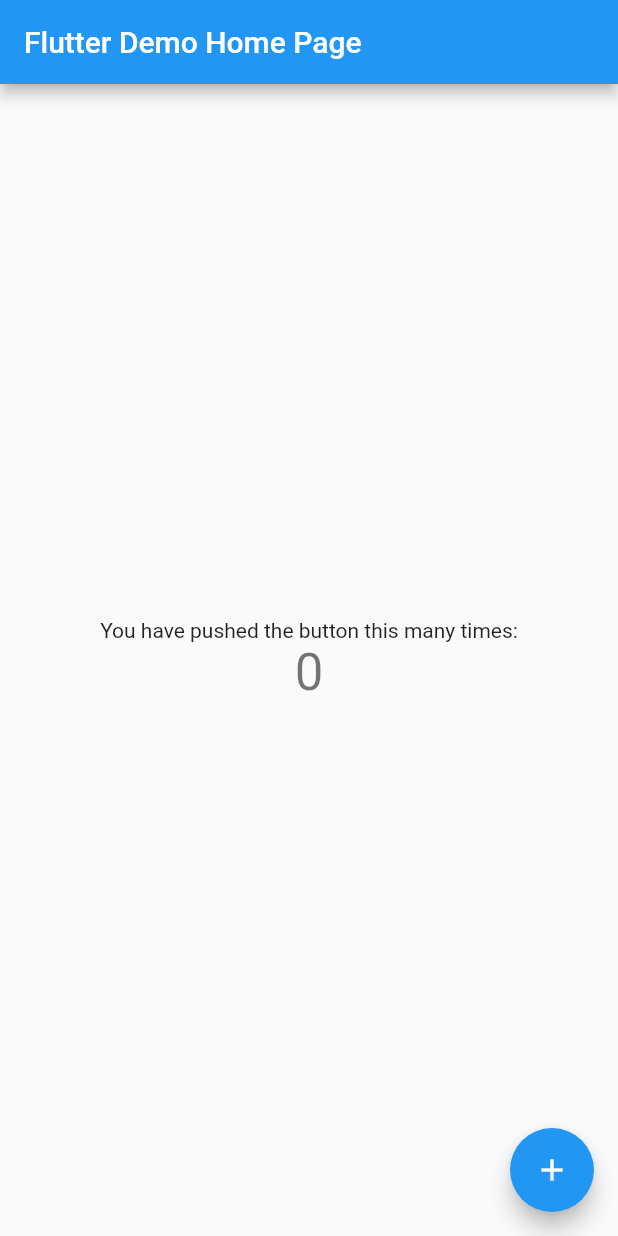
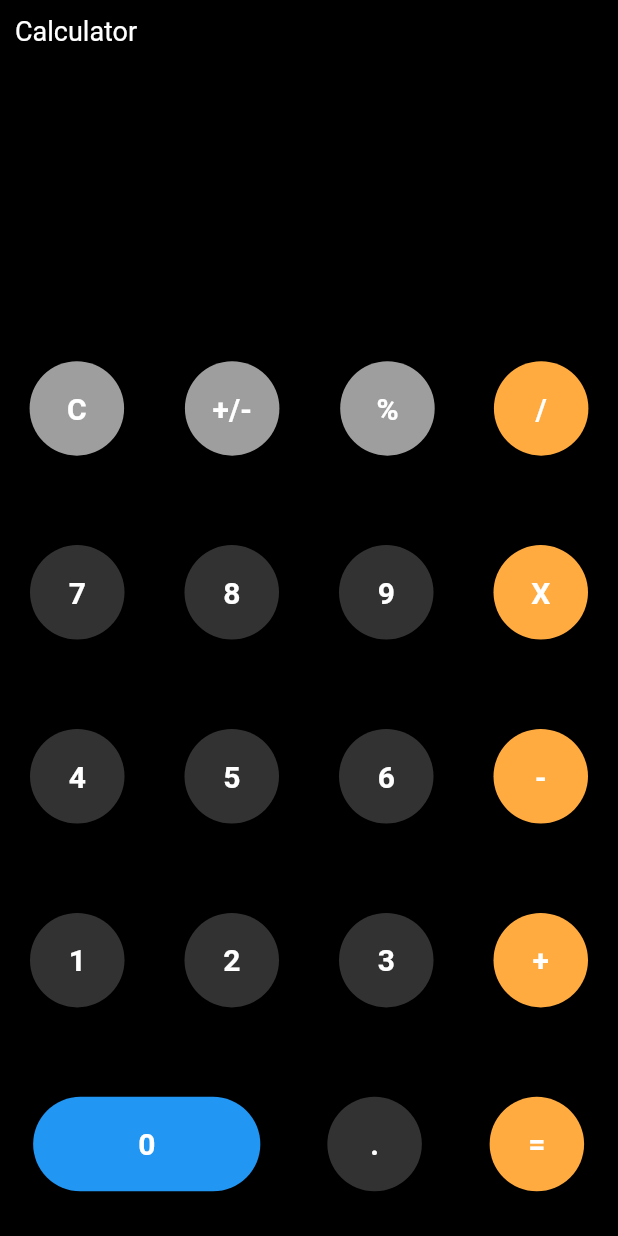
Before and after one commit to miwtoo/flutter_calculator, a Flutter app: the screen it shows after launch, on a phone screen of 412 x 824 dp. Run offline on Flutter 3.47's test engine with Material 2 defaults, Android fonts, the phone set to English and light mode, and no system bars.

Commit message:
feat: may be calulator 🫣

```diff
--- /dev/null
+++ b/lib/HomePage.dart
@@ -0,0 +1,186 @@
+import 'package:flutter/material.dart';
+
+class HomePage extends StatefulWidget {
+  const HomePage({Key? key}) : super(key: key);
+
+  @override
+  State<HomePage> createState() => _HomePageState();
+}
+
+class _HomePageState extends State<HomePage> {
+  final List<String> _cal = [];
+
+  void addText(String text) {
+    setState(() {
+      _cal.add(text);
+    });
+  }
+
+  @override
+  Widget build(BuildContext context) {
+    return Scaffold(
+      backgroundColor: Colors.black,
+      body: SafeArea(
+        child: Column(
+          children: [
+            Row(
+              children: [
+                _buildTitle(),
+              ],
+            ),
+            const SizedBox(
+              height: 100,
+            ),
+            SizedBox(
+              width: double.infinity,
+              child: Text(
+                _cal.join(),
+                textAlign: TextAlign.end,
+                softWrap: false,
+                style: const TextStyle(
+                  color: Colors.white,
+                  fontSize: 60,
+                ),
+              ),
+            ),
+            Expanded(
+                child: Column(
+              mainAxisAlignment: MainAxisAlignment.spaceAround,
+              children: [
+                Row(
+                  mainAxisAlignment: MainAxisAlignment.spaceAround,
+                  children: [
+                    circleButton(text: 'C', color: Colors.grey),
+                    circleButton(text: '+/-', color: Colors.grey),
+                    circleButton(text: '%', color: Colors.grey),
+                    circleButton(text: '/', color: Colors.orangeAccent),
+                  ],
+                ),
+                Row(
+                  mainAxisAlignment: MainAxisAlignment.spaceAround,
+                  children: [
+                    circleButton(
+                      text: '7',
+                      color: const Color.fromARGB(255, 50, 50, 50),
+                    ),
+                    circleButton(
+                      text: '8',
+                      color: const Color.fromARGB(255, 50, 50, 50),
+                    ),
+                    circleButton(
+                      text: '9',
+                      color: const Color.fromARGB(255, 50, 50, 50),
+                    ),
+                    circleButton(text: 'X', color: Colors.orangeAccent),
+                  ],
+                ),
+                Row(
+                  mainAxisAlignment: MainAxisAlignment.spaceAround,
+                  children: [
+                    circleButton(
+                      text: '4',
+                      color: const Color.fromARGB(255, 50, 50, 50),
+                    ),
+                    circleButton(
+                      text: '5',
+                      color: const Color.fromARGB(255, 50, 50, 50),
+                    ),
+                    circleButton(
+                      text: '6',
+                      color: const Color.fromARGB(255, 50, 50, 50),
+                    ),
+                    circleButton(text: '-', color: Colors.orangeAccent),
+                  ],
+                ),
+                Row(
+                  mainAxisAlignment: MainAxisAlignment.spaceAround,
+                  children: [
+                    circleButton(
+                      text: '1',
+                      color: const Color.fromARGB(255, 50, 50, 50),
+                    ),
+                    circleButton(
+                      text: '2',
+                      color: const Color.fromARGB(255, 50, 50, 50),
+                    ),
+                    circleButton(
+                      text: '3',
+                      color: const Color.fromARGB(255, 50, 50, 50),
+                    ),
+                    circleButton(text: '+', color: Colors.orangeAccent),
+                  ],
+                ),
+                Row(
+                  mainAxisAlignment: MainAxisAlignment.spaceAround,
+                  children: [
+                    ZeroButton(text: '0', color: Colors.blue),
+                    circleButton(
+                        text: '.',
+                        color: const Color.fromARGB(255, 50, 50, 50)),
+                    circleButton(text: '=', color: Colors.orangeAccent),
+                  ],
+                ),
+              ],
+            ))
+          ],
+        ),
+      ),
+    );
+  }
+
+  Widget circleButton(
+      {required String text, required Color color, double? btnWidth}) {
+    return ElevatedButton(
+      onPressed: () {
+        if (text == 'C') {
+          setState(() {
+            _cal.clear();
+          });
+        }
+        else {
+          addText(text);
+        }
+      },
+      style: ElevatedButton.styleFrom(
+        shape: const CircleBorder(),
+        padding:  const EdgeInsets.all(20),
+      ).copyWith(
+        backgroundColor: MaterialStateProperty.all<Color>(color),
+      ),
+      child: Text(
+        text,
+        style: const TextStyle(fontWeight: FontWeight.bold, fontSize: 20),
+      ),
+    );
+  }
+
+  Widget ZeroButton(
+      {required String text, required Color color, double? btnWidth}) {
+    return ElevatedButton(
+      onPressed: () {
+          addText(text);
+      },
+      style: ElevatedButton.styleFrom(
+        shape: const StadiumBorder(),
+        padding:  const EdgeInsets.symmetric(vertical: 20, horizontal: 70),
+      ).copyWith(
+        backgroundColor: MaterialStateProperty.all<Color>(color),
+      ),
+      child: Text(
+        text,
+        style: const TextStyle(fontWeight: FontWeight.bold, fontSize: 20),
+      ),
+    );
+  }
+
+  Padding _buildTitle() {
+    return const Padding(
+      padding: EdgeInsets.all(10),
+      child: Text(
+        'Calculator',
+        textAlign: TextAlign.left,
+        style: TextStyle(color: Colors.white, fontSize: 18),
+      ),
+    );
+  }
+}
--- a/lib/main.dart
+++ b/lib/main.dart
@@ -1,4 +1,5 @@
 import 'package:flutter/material.dart';
+import 'package:flutter_calculator/HomePage.dart';
 
 void main() {
   runApp(const MyApp());
@@ -24,92 +25,7 @@ class MyApp extends StatelessWidget {
         // is not restarted.
         primarySwatch: Colors.blue,
       ),
-      home: const MyHomePage(title: 'Flutter Demo Home Page'),
+      home: const HomePage(),
     );
   }
 }
-
-class MyHomePage extends StatefulWidget {
-  const MyHomePage({Key? key, required this.title}) : super(key: key);
-
-  // This widget is the home page of your application. It is stateful, meaning
-  // that it has a State object (defined below) that contains fields that affect
-  // how it looks.
-
-  // This class is the configuration for the state. It holds the values (in this
-  // case the title) provided by the parent (in this case the App widget) and
-  // used by the build method of the State. Fields in a Widget subclass are
-  // always marked "final".
-
-  final String title;
-
-  @override
-  State<MyHomePage> createState() => _MyHomePageState();
-}
-
-class _MyHomePageState extends State<MyHomePage> {
-  int _counter = 0;
-
-  void _incrementCounter() {
-    setState(() {
-      // This call to setState tells the Flutter framework that something has
-      // changed in this State, which causes it to rerun the build method below
-      // so that the display can reflect the updated values. If we changed
-      // _counter without calling setState(), then the build method would not be
-      // called again, and so nothing would appear to happen.
-      _counter++;
-    });
-  }
-
-  @override
-  Widget build(BuildContext context) {
-    // This method is rerun every time setState is called, for instance as done
-    // by the _incrementCounter method above.
-    //
-    // The Flutter framework has been optimized to make rerunning build methods
-    // fast, so that you can just rebuild anything that needs updating rather
-    // than having to individually change instances of widgets.
-    return Scaffold(
-      appBar: AppBar(
-        // Here we take the value from the MyHomePage object that was created by
-        // the App.build method, and use it to set our appbar title.
-        title: Text(widget.title),
-      ),
-      body: Center(
-        // Center is a layout widget. It takes a single child and positions it
-        // in the middle of the parent.
-        child: Column(
-          // Column is also a layout widget. It takes a list of children and
-          // arranges them vertically. By default, it sizes itself to fit its
-          // children horizontally, and tries to be as tall as its parent.
-          //
-          // Invoke "debug painting" (press "p" in the console, choose the
-          // "Toggle Debug Paint" action from the Flutter Inspector in Android
-          // Studio, or the "Toggle Debug Paint" command in Visual Studio Code)
-          // to see the wireframe for each widget.
-          //
-          // Column has various properties to control how it sizes itself and
-          // how it positions its children. Here we use mainAxisAlignment to
-          // center the children vertically; the main axis here is the vertical
-          // axis because Columns are vertical (the cross axis would be
-          // horizontal).
-          mainAxisAlignment: MainAxisAlignment.center,
-          children: <Widget>[
-            const Text(
-              'You have pushed the button this many times:',
-            ),
-            Text(
-              '$_counter',
-              style: Theme.of(context).textTheme.headline4,
-            ),
-          ],
-        ),
-      ),
-      floatingActionButton: FloatingActionButton(
-        onPressed: _incrementCounter,
-        tooltip: 'Increment',
-        child: const Icon(Icons.add),
-      ), // This trailing comma makes auto-formatting nicer for build methods.
-    );
-  }
-}
```
